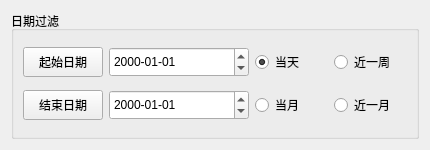
Qt form CleverManagerV3/common/sqlcom/sqldatebar.ui (ChinaClever/CleverManagerV3) before a commit.
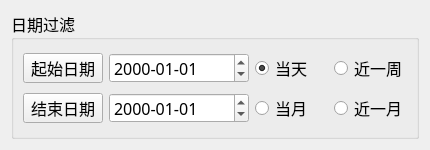
The same form after that commit.

```diff
--- a/CleverManagerV3/common/sqlcom/sqldatebar.ui
+++ b/CleverManagerV3/common/sqlcom/sqldatebar.ui
@@ -10,6 +10,12 @@
     <height>150</height>
    </rect>
   </property>
+  <property name="font">
+   <font>
+    <family>微软雅黑</family>
+    <pointsize>12</pointsize>
+   </font>
+  </property>
   <property name="windowTitle">
    <string>Form</string>
   </property>
```
